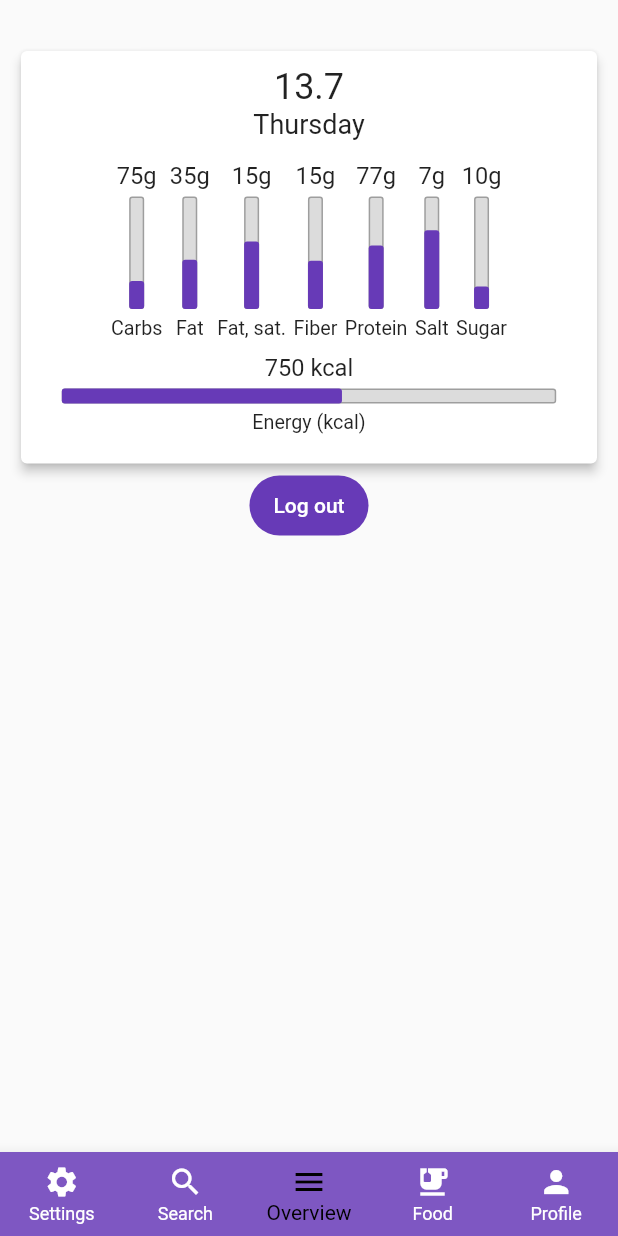
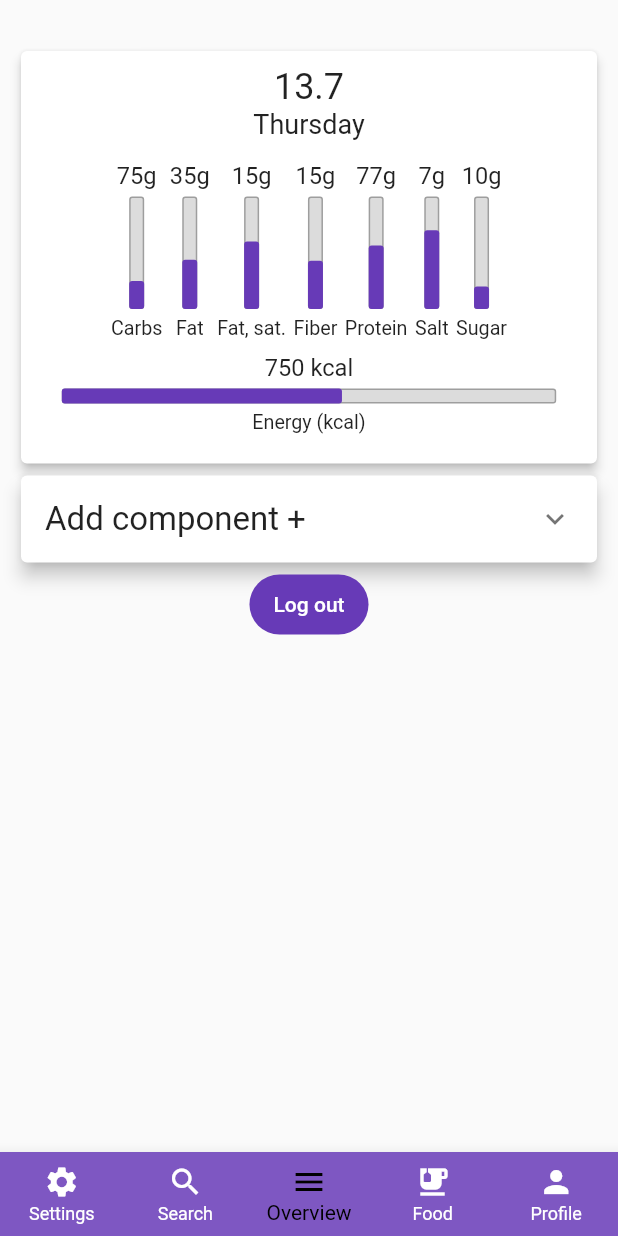
Before and after one commit to Necromunda/HealthCompanion, a Flutter app: the PageContainer screen opened directly with empty values, on a phone screen of 412 x 824 dp. Run offline on Flutter 3.47's test engine with Material 2 defaults, Android fonts, the phone set to English and light mode, and no system bars; our stand-ins replace cloud_firestore, email_validator, expandable, firebase_auth, firebase_core, font_awesome_flutter and 1 more; missing offline and left inert: dart:ffi; accounts and stored records are empty.

Commit message:
add button handlers

```diff
--- a/lib/screens/overview_screen.dart
+++ b/lib/screens/overview_screen.dart
@@ -1,5 +1,6 @@
 import 'dart:ffi';
 
+import 'package:expandable/expandable.dart';
 import 'package:firebase_auth/firebase_auth.dart';
 import 'package:flutter/material.dart';
 import 'package:health_companion/widgets/chart.dart';
@@ -12,8 +13,37 @@ class Overview extends StatefulWidget {
   State<Overview> createState() => _OverviewState();
 }
 
-class _OverviewState extends State<Overview> {
+class _OverviewState extends State<Overview>
+    with AutomaticKeepAliveClientMixin<Overview> {
   final ScrollController _scrollController = ScrollController();
+
+  // final ExpandableController _expandableController = ExpandableController();
+  // final ExpansionTileController controller = ExpansionTileController();
+
+  @override
+  bool get wantKeepAlive => true;
+
+  @override
+  void setState(fn) {
+    if (mounted) {
+      super.setState(fn);
+    }
+  }
+
+  @override
+  void didUpdateWidget(covariant Overview oldWidget) {
+    super.didUpdateWidget(oldWidget);
+  }
+
+  @override
+  void dispose() {
+    // _expandableController.dispose();
+    super.dispose();
+  }
+
+  void _addNewComponentButtonHandler() {}
+
+  void _addExistingComponentButtonHandler() {}
 
   @override
   Widget build(BuildContext context) {
@@ -23,13 +53,48 @@ class _OverviewState extends State<Overview> {
         controller: _scrollController,
         child: Column(
           children: [
-            Chart(),
-            FilledButton(onPressed: () {
-              setState(() {
-                FirebaseAuth.instance.signOut();
-                Navigator.of(context).popUntil(ModalRoute.withName("/"));
-              });
-            }, child: Text("Log out")),
+            const Chart(),
+            Card(
+              elevation: 5,
+              child: ExpansionTile(
+                // trailing: SizedBox.shrink(),
+                // iconColor: Colors.green,
+                // controlAffinity: null,
+                title: const Text(
+                  "Add component +",
+                  style: TextStyle(fontSize: 22),
+                  // textAlign: TextAlign.center,
+                ),
+                children: [
+                  ListTile(
+                    title: const Text(
+                      "Add new component",
+                      style: TextStyle(fontSize: 18),
+                      // textAlign: TextAlign.center,
+                    ),
+                    trailing: const Icon(Icons.arrow_forward),
+                    onTap: _addNewComponentButtonHandler,
+                  ),
+                  ListTile(
+                    title: const Text(
+                      "Add existing component",
+                      style: TextStyle(fontSize: 18),
+                      // textAlign: TextAlign.center,
+                    ),
+                    trailing: const Icon(Icons.arrow_forward),
+                    onTap: _addExistingComponentButtonHandler,
+                  ),
+                ],
+              ),
+            ),
+            FilledButton(
+                onPressed: () {
+                  setState(() {
+                    FirebaseAuth.instance.signOut();
+                    Navigator.of(context).popUntil(ModalRoute.withName("/"));
+                  });
+                },
+                child: const Text("Log out")),
           ],
         ),
       ),
--- a/pubspec.yaml
+++ b/pubspec.yaml
@@ -42,6 +42,7 @@ dependencies:
   http: ^0.13.6
   intl: ^0.18.1
   font_awesome_flutter: ^10.4.0
+  expandable: ^5.0.1
 
 dev_dependencies:
   flutter_test:
```
Also changed, not shown: pubspec.lock.
